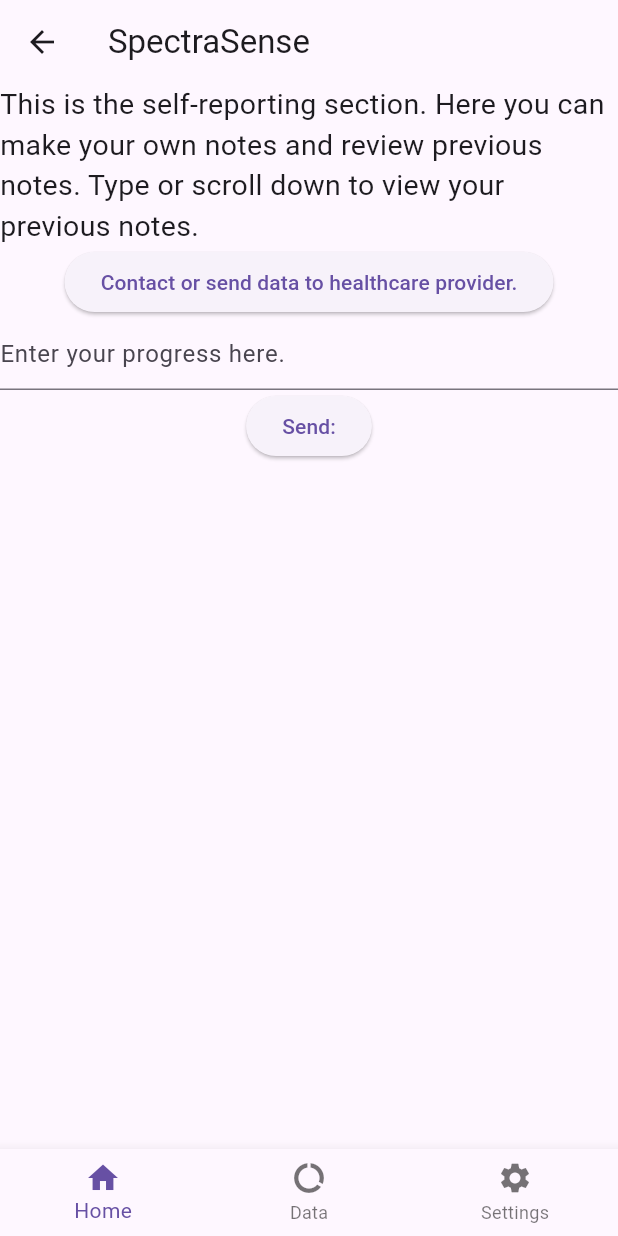
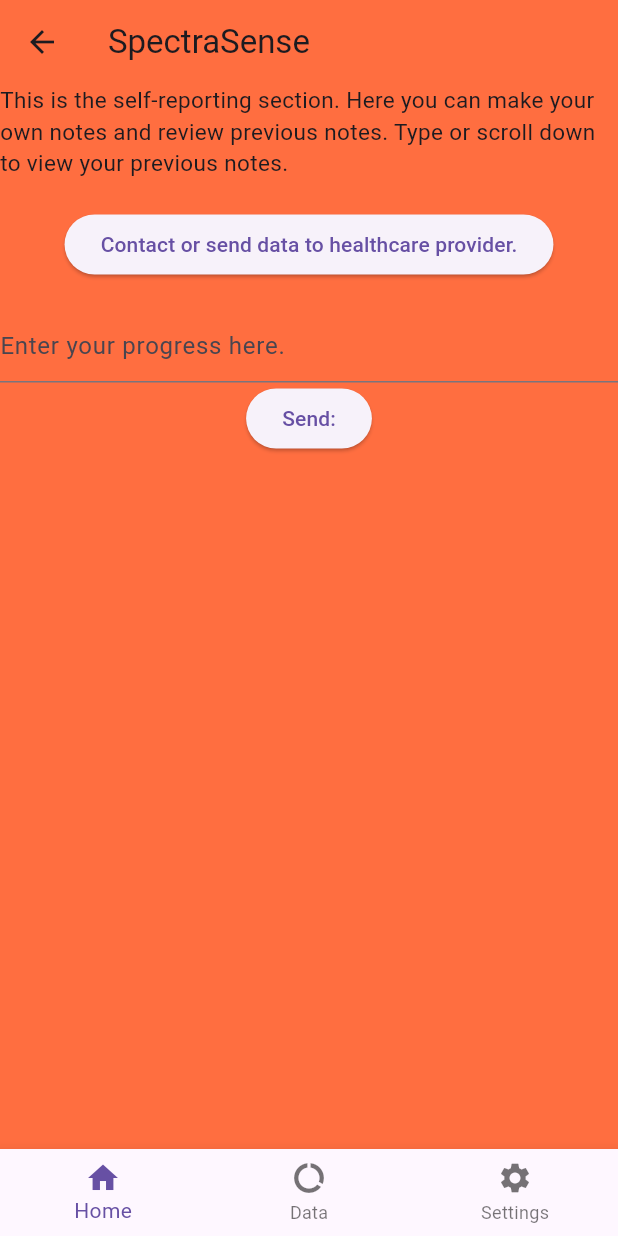
Before and after one commit to Ashleigh-Cunningham/SpectraSense, a Flutter app: the SelfReport screen opened directly, on a phone screen of 412 x 824 dp. Run offline on Flutter 3.47's test engine with Material 3 defaults, Android fonts, the phone set to English and light mode, and no system bars; our stand-ins replace cloud_firestore, firebase_analytics, firebase_auth, firebase_core; accounts and stored records are empty.

Commit message:
QOL Updates
- The text now has padding in the cards.

- Cards and page colours have been updated to a much more suitable and better looking colour.

- Spaced the elements out such that they aren't clumped together.

```diff
--- a/lib/views/home_view.dart
+++ b/lib/views/home_view.dart
@@ -16,8 +16,10 @@ class _State extends State<HomeView> {
   @override
   Widget build(BuildContext context) {
     return Scaffold(
+      backgroundColor: Colors.deepOrangeAccent,
       appBar: AppBar(
         title: const Text('SpectraSense'),
+        backgroundColor: Colors.deepOrangeAccent,
       ),
       body: Center(
         child: Column(
@@ -43,7 +45,7 @@ class _State extends State<HomeView> {
               Navigator.push(context, MaterialPageRoute(builder: (context) => SelfReport()));
 
 
-              }, child: Text("HAI!!! :3 :3 :3")),
+              }, child: Text("Self-reporting")),
               SizedBox(height: 40),
               Text(
                   'Your stats at a glance:',
--- a/lib/views/self_report.dart
+++ b/lib/views/self_report.dart
@@ -18,25 +18,35 @@ class _SelfReport extends State<SelfReport> {
   final TextEditingController _content = TextEditingController();
   Widget build(BuildContext context) {
     return Scaffold(
+      backgroundColor: Colors.deepOrangeAccent,
         appBar: AppBar(
           title: const Text('SpectraSense'),
+          backgroundColor: Colors.deepOrangeAccent,
         ),
         body: Column(
             children: [
               Text(
                 "This is the self-reporting section. Here you can make your own notes and review previous notes. Type or scroll down to view your previous notes.",
-                 style: TextStyle(fontSize: 19),
+                 style: TextStyle(fontSize: 15),
+              ),
+              SizedBox(
+                height: 20,
               ),
               ElevatedButton(onPressed: () {
                 Navigator.push(context,
                   MaterialPageRoute(builder: (context) => Healthcare(),),);
               }, child: Text("Contact or send data to healthcare provider."),
               ),
+              SizedBox(
+                height: 20,
+              ),
             TextField(
                 controller: _content,
                 obscureText: false,
                 enableSuggestions: false,
-                autocorrect: false,
+                autocorrect: true,
+                maxLines: null,
+                keyboardType: TextInputType.multiline,
                 decoration: const InputDecoration(
                   hintText: "Enter your progress here.",
                 ),
@@ -44,6 +54,9 @@ class _SelfReport extends State<SelfReport> {
               ElevatedButton(onPressed: () {
                 FirebaseFirestore.instance.collection("entries").add({"Date": FieldValue.serverTimestamp(), "Content": _content.text, "User": FirebaseAuth.instance.currentUser?.uid});
               }, child: Text("Send:"),
+              ),
+              SizedBox(
+                height: 20,
               ),
               Flexible(
                   child: StreamBuilder(stream: FirebaseFirestore.instance.collection("entries").where("User", isEqualTo: FirebaseAuth.instance.currentUser?.uid).snapshots(),
@@ -57,9 +70,13 @@ class _SelfReport extends State<SelfReport> {
                           itemCount: notes.length,
                           itemBuilder: (context, index) {
                             return Card(
-                                child: Text(notes[index]["Content"])
+                              color: Colors.teal,
+                              child: Padding(
+                                  padding: EdgeInsetsGeometry.all(20),
+                                  child: Text(notes[index]["Content"])
+                              ),
                             );
-                          },
+                          }
                         );
                       }
                   )
```
